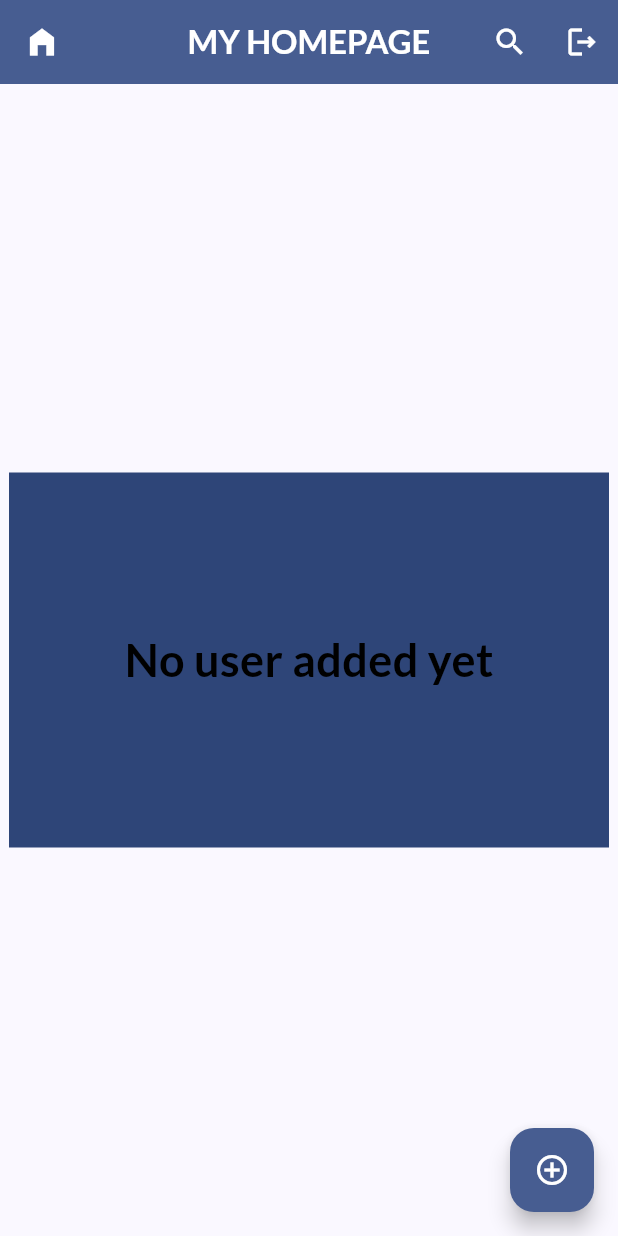
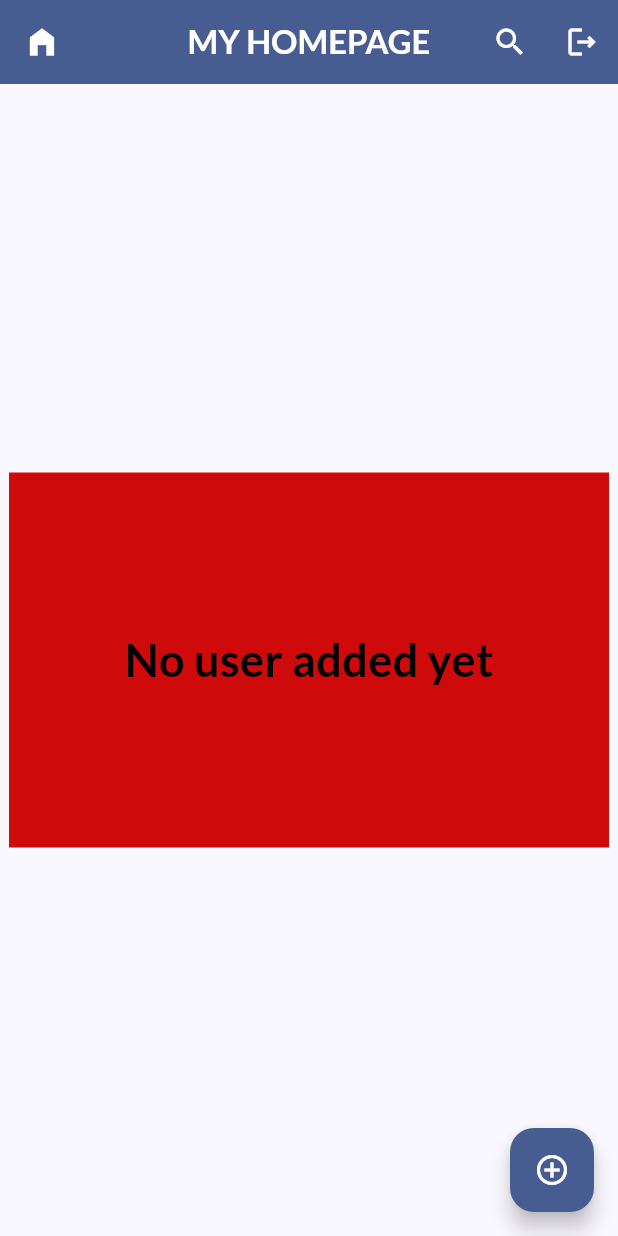
Before and after one commit to Sampurn44/Trustique, a Flutter app: the start screen opened directly, on a phone screen of 412 x 824 dp. Run offline on Flutter 3.47's test engine with Material 2 defaults, Android fonts, the phone set to English and light mode, and no system bars; drawn by our look-alikes of animated_text_kit; our stand-ins replace awesome_snackbar_content, cached_network_image, cloud_firestore, firebase_auth, firebase_core, firebase_storage and 4 more; accounts and stored records are empty.

Commit message:
Update build.gradle and start.dart

```diff
--- a/lib/Screens/start.dart
+++ b/lib/Screens/start.dart
@@ -164,11 +164,9 @@ class _startState extends State<start> {
                                       child: TextLiquidFill(
                                         text: 'No user added yet',
                                         waveDuration: Duration(seconds: 5),
-                                        waveColor:
-                                            const Color.fromARGB(255, 0, 0, 0),
-                                        boxBackgroundColor: Theme.of(context)
-                                            .colorScheme
-                                            .onPrimaryContainer,
+                                        waveColor: Color.fromARGB(255, 0, 0, 0),
+                                        boxBackgroundColor:
+                                            Color.fromARGB(255, 207, 10, 10),
                                         textStyle: TextStyle(
                                           fontSize: 30.0,
                                           fontWeight: FontWeight.bold,
--- a/pubspec.yaml
+++ b/pubspec.yaml
@@ -51,7 +51,7 @@ dev_dependencies:
   flutter_test:
     sdk: flutter
 
-  flutter_launcher_icons: "^0.13.1"
+  flutter_launcher_icons: ^0.13.1
 
 flutter_icons:
   android: "launcher_icon"
```
Also changed, not shown: 1 other file.
